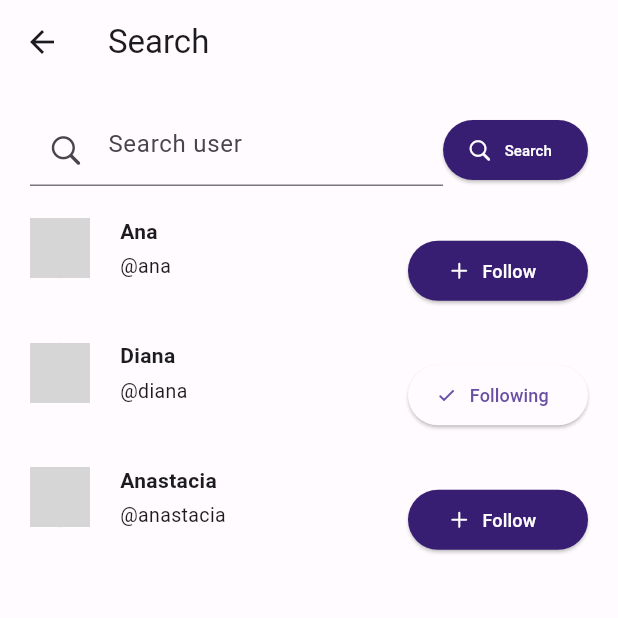
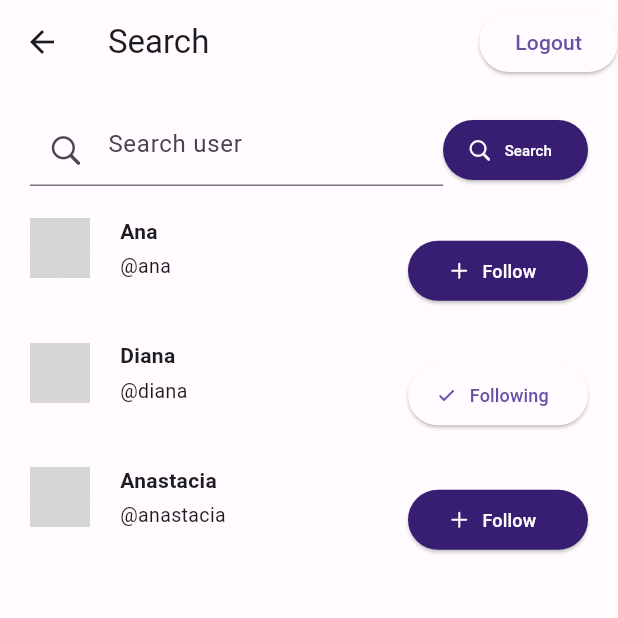
Before and after one commit to urielduana/SnapSnap, a Flutter app: the SearchScreen screen opened directly, on a phone screen of 412 x 824 dp, the top half of it. Run offline on Flutter 3.47's test engine with Material 2 defaults, Android fonts, the phone set to English and light mode, and no system bars; our stand-ins replace carousel_slider, dio, flutter_secure_storage, flutter_slidable, image_picker; missing offline and left inert: flutter_storage_path; accounts and stored records are empty; network calls fail; grey boxes are pictures that could not be loaded.

Commit message:
Update search_screen.dart

```diff
--- a/lib/screens/search/search_screen.dart
+++ b/lib/screens/search/search_screen.dart
@@ -1,5 +1,7 @@
 import 'package:flutter/cupertino.dart';
 import 'package:flutter/material.dart';
+import 'package:provider/provider.dart';
+import 'package:snapsnap/services/auth.dart';
 
 class SearchScreen extends StatelessWidget {
   final List<String> profileImgUrls = [
@@ -29,9 +31,17 @@ class SearchScreen extends StatelessWidget {
 
   @override
   Widget build(BuildContext context) {
+    final auth = Provider.of<Auth>(context);
     return Scaffold(
       appBar: AppBar(
         title: const Text('Search'),
+        actions: [
+          ElevatedButton(
+              onPressed: () {
+                Provider.of<Auth>(context, listen: false).logout();
+              },
+              child: const Text('Logout'))
+        ],
       ),
       body: Padding(
         padding: const EdgeInsets.all(20.0),
```
